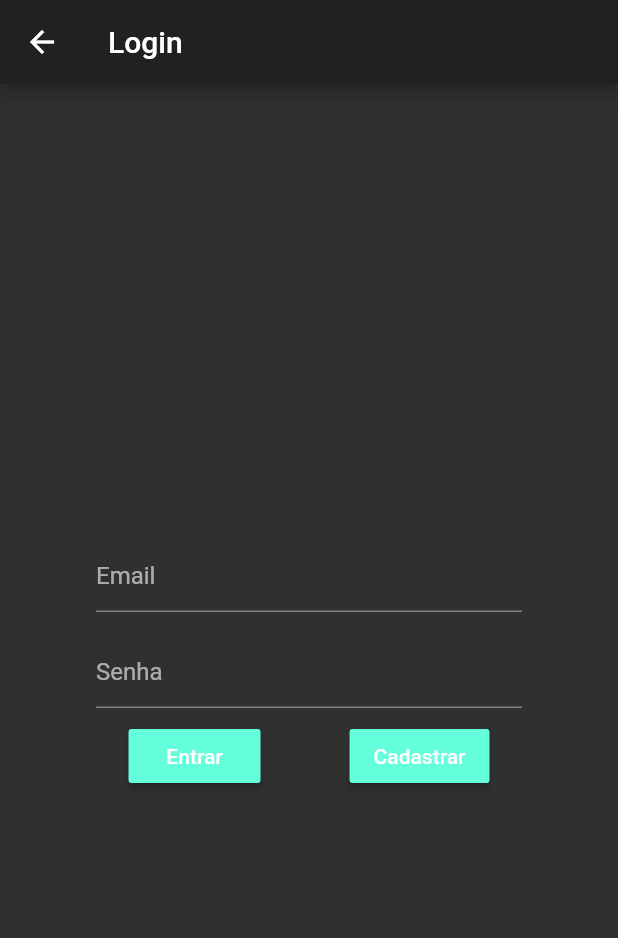
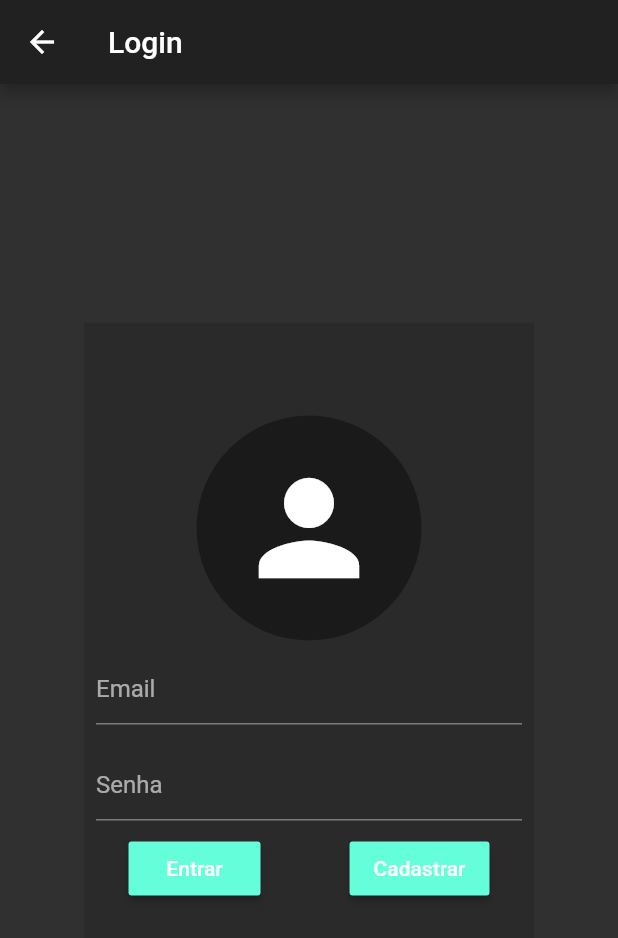
Before and after one commit to lukassorth/crud_firebase_flutter, a Flutter app: the screen it shows after launch, after a tap on the "account circle" icon, on a phone screen of 412 x 824 dp. Shown: the top 938 px of the screen. Run offline on Flutter 3.47's test engine with Material 2 defaults, Android fonts, the phone set to English and light mode, and no system bars; our stand-ins replace cloud_firestore, firebase_auth, firebase_core; accounts and stored records are empty.

Commit message:
cores e login

```diff
--- a/lib/crud/views/login.dart
+++ b/lib/crud/views/login.dart
@@ -21,9 +21,26 @@ class _LoginScreenState extends State<LoginScreen> {
         child: Container(
           width: 300,
           height: 450,
+          color: Colors.black12,
           child: Column(
             mainAxisAlignment: MainAxisAlignment.center,
             children: [
+              Center(
+                child: Container(
+                  width: 150,
+                  height: 150,
+                  decoration: const BoxDecoration(
+                    color: Colors.black38,
+                    borderRadius: BorderRadius.all(
+                      Radius.circular(150.0),
+                    ),
+                  ),
+                  child: Icon(
+                    Icons.person,
+                    size: 100.0,
+                  ),
+                ),
+              ),
               Center(
                 child: Padding(
                   padding: const EdgeInsets.all(8.0),
```
Also changed, not shown: lib/crud/models/colors_custom.dart (added, +10 -0 lines).
